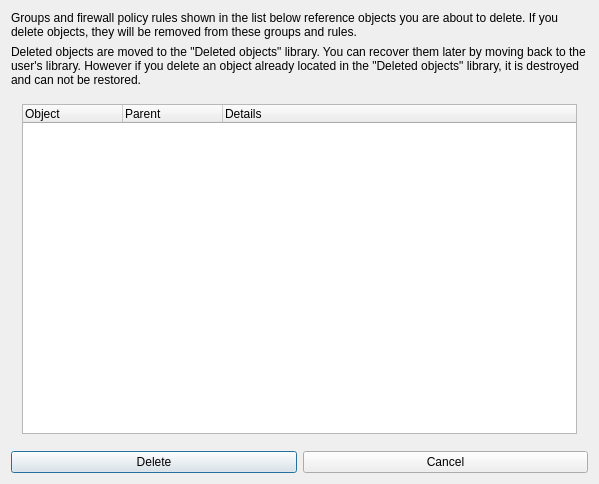
Above: src/gui/confirmdeleteobjectdialog_q.ui from fwbuilder/fwbuilder before the change. Below: the same form after it.
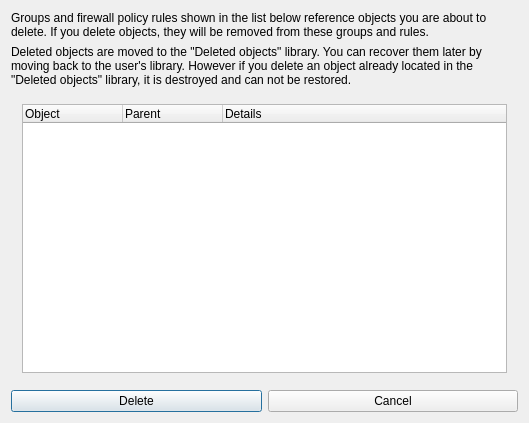
That is the form after the change.

```diff
--- a/src/gui/confirmdeleteobjectdialog_q.ui
+++ b/src/gui/confirmdeleteobjectdialog_q.ui
@@ -5,8 +5,8 @@
    <rect>
     <x>0</x>
     <y>0</y>
-    <width>599</width>
-    <height>484</height>
+    <width>529</width>
+    <height>423</height>
    </rect>
   </property>
   <property name="windowTitle" >
```
